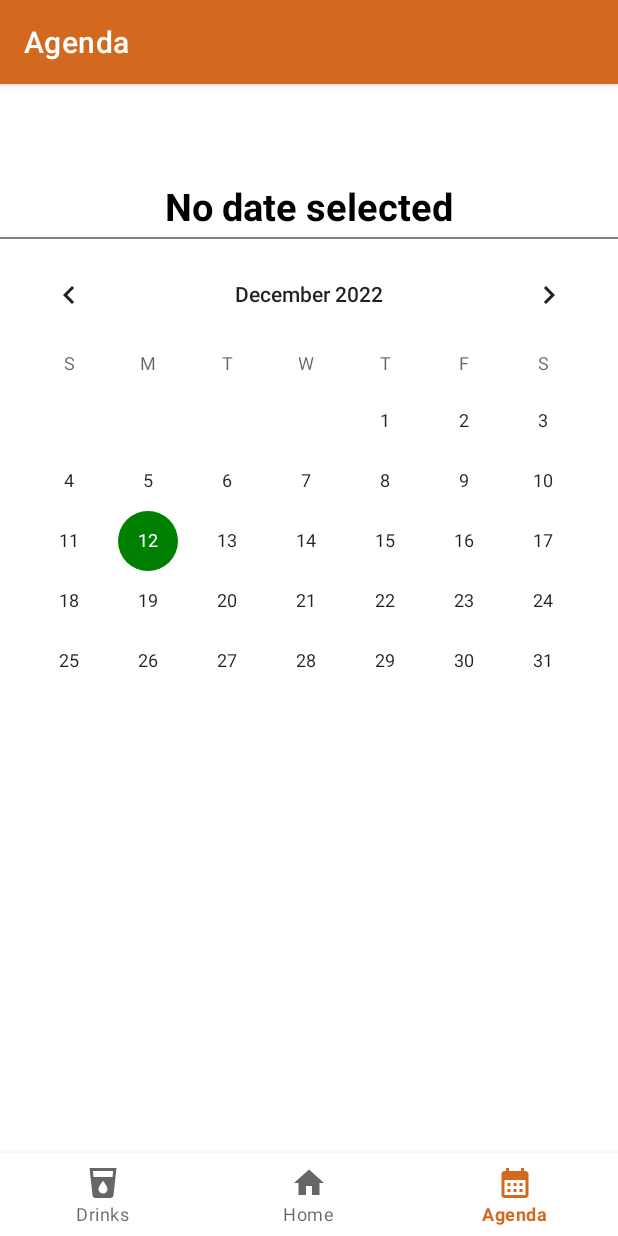
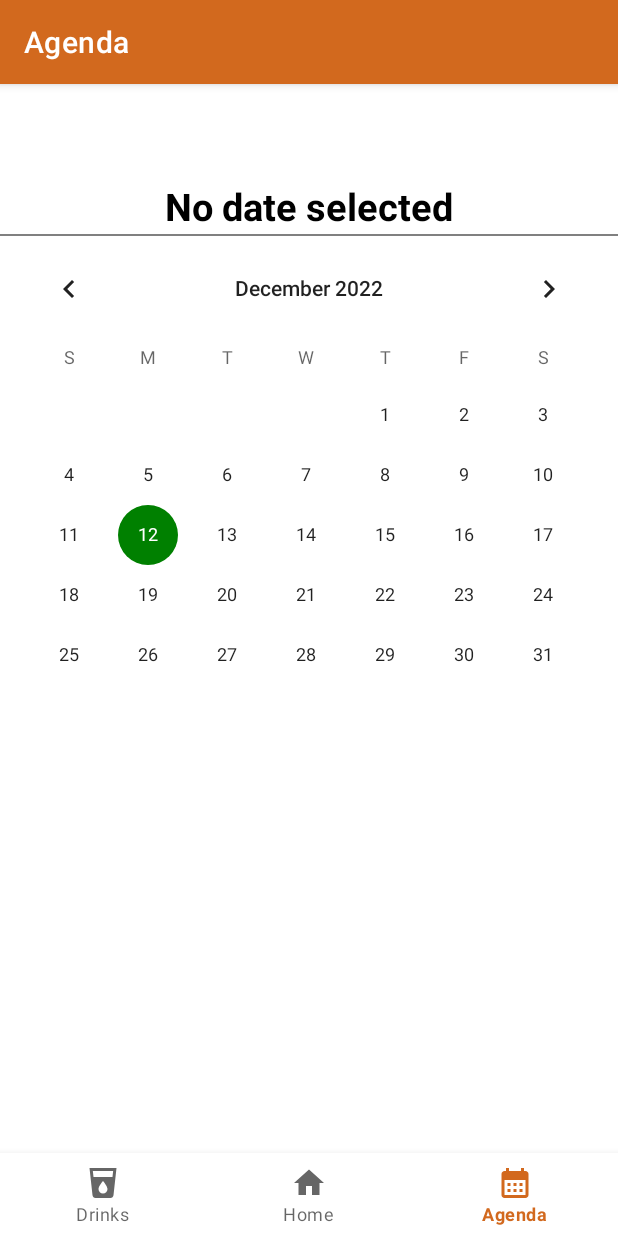
Before and after one commit to JarneVdP/SipWatch, an Android app: the AgendaFragment screen opened through its navigation route, on a phone screen of 412 x 824 dp. Run offline under Robolectric (Android 15) with nearby library versions, the phone set to English and light mode, and no system bars; our stand-ins replace navigation-ui.

Commit message:
update of home and agenda fragment

```diff
--- a/app/src/main/java/com/example/drinkr/ui/drinks/DrinksFragment.kt
+++ b/app/src/main/java/com/example/drinkr/ui/drinks/DrinksFragment.kt
@@ -113,7 +113,7 @@ class DrinksFragment : Fragment() {
                     file,
                     currentDate + ";" + hourminute + ";" + autocompletetextview.text.toString()
                             + ";" + spinner_cl.selectedItem.toString() + ";" +
-                            spinner_type.selectedItem.toString() + "//", mode) }
+                            spinner_type.selectedItem.toString(), mode) }
                 Toast.makeText(context, "Saved to $file", Toast.LENGTH_SHORT).show()
                 autocompletetextview.text.clear()
             }
--- a/app/src/main/java/com/example/drinkr/ui/home/HomeFragment.kt
+++ b/app/src/main/java/com/example/drinkr/ui/home/HomeFragment.kt
@@ -1,19 +1,25 @@
 package com.example.drinkr.ui.home
 
-import android.content.Context
+import android.animation.ObjectAnimator
+import android.annotation.SuppressLint
 import android.os.Bundle
-import android.util.Log
 import android.view.LayoutInflater
 import android.view.View
 import android.view.ViewGroup
+import android.view.animation.DecelerateInterpolator
 import android.widget.TextView
 import android.widget.Toast
 import androidx.fragment.app.Fragment
 import androidx.lifecycle.ViewModelProvider
+import androidx.recyclerview.widget.LinearLayoutManager
+import com.example.drinkr.checkFile
 import com.example.drinkr.databinding.FragmentHomeBinding
+import com.example.drinkr.readFromFile
+import com.example.drinkr.ui.agenda.PrgrsAdapter
 import java.io.*
 import java.text.SimpleDateFormat
 import java.util.*
+
 
 class HomeFragment : Fragment() {
 
@@ -23,6 +29,7 @@ class HomeFragment : Fragment() {
     // onDestroyView.
     private val binding get() = _binding!!
 
+
     override fun onCreateView(
         inflater: LayoutInflater,
         container: ViewGroup?,
@@ -30,6 +37,9 @@ class HomeFragment : Fragment() {
     ): View {
         val homeViewModel =
             ViewModelProvider(this).get(HomeViewModel::class.java)
+        val file = "drinkStorage.txt"
+        //chcek if file exists
+        context?.let { checkFile(it, file) }
 
         _binding = FragmentHomeBinding.inflate(inflater, container, false)
         val root: View = binding.root
@@ -40,52 +50,32 @@ class HomeFragment : Fragment() {
         val sdf = SimpleDateFormat("dd/MM/yyyy HH:mm")
         val currentDate = sdf.format(Date())
         // get the hour of the day
-        val hour = currentDate.substring(11,13).toInt()
+        val hour = currentDate.substring(11, 13).toInt()
         // set the greeting based on the hour
         if (hour in 0..11) {
-            GreetingText.text = "Good Morning!"
+            GreetingText.text = "Goedemorgen!"
         } else if (hour in 12..17) {
-            GreetingText.text = "Good Afternoon!"
+            GreetingText.text = "Middag!"
         } else if (hour in 18..22) {
-            GreetingText.text = "Good Evening!"
+            GreetingText.text = "Goeienavond !"
         } else {
-            GreetingText.text = "So long partner!"
+            GreetingText.text = "See ya!"
         }
 
-//        // Read the file using readFromFile
-//        val lines = DrinkClass.readFromFile()
-//        //print fileContents to toast
-//        for (line in lines) {
-//            Toast.makeText(context, line, Toast.LENGTH_SHORT).show()
-//        }
+        //TODO: optellen hoeveel gedronken per soort. bij water zetten hoeveel nog te drinken en achohol ...
+        //val progressBar:ProgressBar = binding.progressBar
+        val recyclerview_prgrs = binding.rcvProgressbar
+        val totalDrankPerType =  calculateTotalDrankPerTypePerDay()
 
-//        val file = "drinkStorage.txt"
-//
-//        val fileInputStream: FileInputStream? = activity?.openFileInput(file)
-//        val inputStreamReader = InputStreamReader(fileInputStream)
-//        val bufferedReader = BufferedReader(inputStreamReader)
-//        val stringBuilder = StringBuilder()
-//        var text: String? = null
-//        while (run {
-//                text = bufferedReader.readLine()
-//                text
-//            } != null) {
-//            stringBuilder.append(text)
-//        }
-//
-//        //split the text on the newline and place in new array
-//        val lines = stringBuilder.toString().split("//").toTypedArray()
-//        var displayline = ""
-//        // display all the lines
-//        for (line in lines) {
-//            Toast.makeText(context, line, Toast.LENGTH_SHORT).show()
-//        }
+        val rcvAdapter = context?.let { PrgrsAdapter(it, totalDrankPerType) }
+        val linearLayoutManager = LinearLayoutManager(context, LinearLayoutManager.VERTICAL, false)
+        recyclerview_prgrs.layoutManager = linearLayoutManager
+        recyclerview_prgrs.adapter = rcvAdapter
 
 
-//        val textView: TextView = binding.textHome
-//        homeViewModel.text.observe(viewLifecycleOwner) {
-//            textView.text = it
-//        }
+        //TODO: linearlayout updaten bij verwijderen van line
+        //TODO: logo toevoegen en evt example uit naam halen
+
         return root
     }
 
@@ -94,28 +84,37 @@ class HomeFragment : Fragment() {
         _binding = null
     }
 
-//    data class Drink(val date: String, val time: String, val drink: String, val type: String, val amount: String){}
+    //create a function to calculate the total amount drank per type per day
+    fun calculateTotalDrankPerTypePerDay(): MutableMap<String, Int> {
+        //get the date of today
+        val sdf = SimpleDateFormat("dd/MM/yyyy")
+        val currentDate = sdf.format(Date())
 
-    //function to read from file
-//    fun readFromFile(file: String): Array<String> {
-//
-//        val fileInputStream: FileInputStream? = activity?.openFileInput(file)
-//        val inputStreamReader = InputStreamReader(fileInputStream)
-//        val bufferedReader = BufferedReader(inputStreamReader)
-//        val stringBuilder = StringBuilder()
-//        var text: String? = null
-//        try {
-//            while (run {
-//                    text = bufferedReader.readLine()
-//                    text
-//                } != null) {
-//                stringBuilder.append(text)
-//            }
-//        } catch (e: IOException) {
-//            e.printStackTrace()
-//        }
-//        //split the text on the newline and place in new array
-//        val lines = stringBuilder.toString().split("//").toTypedArray()
-//        return lines
-//    }
+        //create a dictionary to store the total amount drank per type
+        val totalDrankPerType = mutableMapOf<String, Int>()
+        //reac the text file
+        val file = "drinkStorage.txt"
+        val stringOfInput = context?.let { it1 -> readFromFile(it1, file) }
+        val linesplit = stringOfInput?.split("\n")
+        if (linesplit != null) {
+            for (line in linesplit) {
+                if (line.isNotBlank()) {
+                    val splitted = line.split(";")
+                    val splittedamount = splitted[3].split("cl")
+                    if (splitted[0] == currentDate) {
+                        //if the type is already in the dictionary, add the amount to the total amount
+                        if (totalDrankPerType.containsKey(splitted[4])) {
+                            totalDrankPerType[splitted[4]] =
+                                totalDrankPerType[splitted[4]]!! + splittedamount[0].toInt()
+                        }
+                        //if the type is not in the dictionary, add the type and the amount to the dictionary
+                        else {
+                            totalDrankPerType[splitted[4]] = splittedamount[0].toInt()
+                        }
+                    }
+                }
+            }
+        }
+        return totalDrankPerType
+    }
 }
--- /dev/null
+++ b/app/src/main/res/drawable/circular_water.xml
@@ -0,0 +1,21 @@
+<?xml version="1.0" encoding="utf-8"?>
+<shape xmlns:android="http://schemas.android.com/apk/res/android"
+    android:shape="ring"
+    android:innerRadius="25dp"
+    android:thickness="40dp"
+    android:useLevel="true">
+    <gradient
+        android:startColor="@android:color/holo_red_light"
+        android:centerColor="@android:color/holo_orange_light"
+        android:endColor="@android:color/holo_green_dark"
+        android:type="sweep"/>
+</shape>
+<!--
+    <gradient
+        android:startColor="@android:color/holo_green_dark"
+        android:centerColor="@android:color/holo_orange_light"
+        android:endColor="@android:color/holo_red_light"
+        android:type="sweep"/>
+        android:startColor="@{isWater ? @android:color/holo_green_dark : @android:color/holo_red_light}"
+        android:endColor="@{isWater ? @android:color/holo_red_light : @android:color/holo_green_dark}"
+-->
--- a/app/src/main/res/layout/fragment_agenda.xml
+++ b/app/src/main/res/layout/fragment_agenda.xml
@@ -34,17 +34,18 @@
         app:layout_constraintTop_toBottomOf="@+id/text_calendar" />
 
     <!-- add a calendar view -->
+
+
     <CalendarView
         android:id="@+id/calendarView"
         android:layout_width="match_parent"
         android:layout_height="wrap_content"
         android:layout_below="@id/text_calendar"
-        android:layout_marginTop="8dp"
+        android:layout_marginTop="4dp"
         app:layout_constraintEnd_toEndOf="parent"
         app:layout_constraintHorizontal_bias="0.0"
         app:layout_constraintStart_toStartOf="parent"
         app:layout_constraintTop_toBottomOf="@+id/text_calendar" />
-
 
     <ListView
         android:id="@+id/eventListView"
@@ -55,25 +56,24 @@
         app:layout_constraintStart_toStartOf="parent"
         app:layout_constraintTop_toBottomOf="@+id/calendarView" />
 
-
     <!-- make a scroll view with a recycler view -->
     <ScrollView
         android:layout_width="match_parent"
         android:layout_height="0dp"
         android:layout_weight="5"
+        app:layout_constraintBottom_toBottomOf="parent"
         app:layout_constraintEnd_toEndOf="parent"
-        app:layout_constraintHorizontal_bias="0.0"
         app:layout_constraintStart_toStartOf="parent"
-        app:layout_constraintTop_toBottomOf="@+id/eventListView">
+        android:layout_marginBottom="60dp"
+        app:layout_constraintTop_toBottomOf="@+id/calendarView">
 
         <androidx.recyclerview.widget.RecyclerView
             android:id="@+id/rcv"
             android:layout_width="match_parent"
             android:layout_height="wrap_content"
             android:layout_marginTop="8dp"
-            android:layout_marginBottom="8dp"
+            android:layout_marginBottom="60dp"
             android:orientation="vertical" />
     </ScrollView>
 
-
 </androidx.constraintlayout.widget.ConstraintLayout>
```
Also changed, not shown: app/src/main/java/com/example/drinkr/GenFunct.kt (+29 -23 lines), app/src/main/java/com/example/drinkr/ui/agenda/AgendaFragment.kt (+4 -3 lines), app/src/main/java/com/example/drinkr/ui/agenda/DrinkAdapter.kt (+10 -23 lines), app/src/main/java/com/example/drinkr/ui/home/PrgrsAdapter.kt (added, +77 -0 lines), app/src/main/res/drawable/circular.xml (added, +21 -0 lines), app/src/main/res/layout/drink_card.xml (+13 -25 lines), app/src/main/res/layout/fragment_home.xml (+19 -13 lines), app/src/main/res/layout/overview_card.xml (added, +62 -0 lines), app/src/main/res/values/array.xml (+6 -6 lines), app/src/main/res/values/strings.xml (+5 -5 lines).
